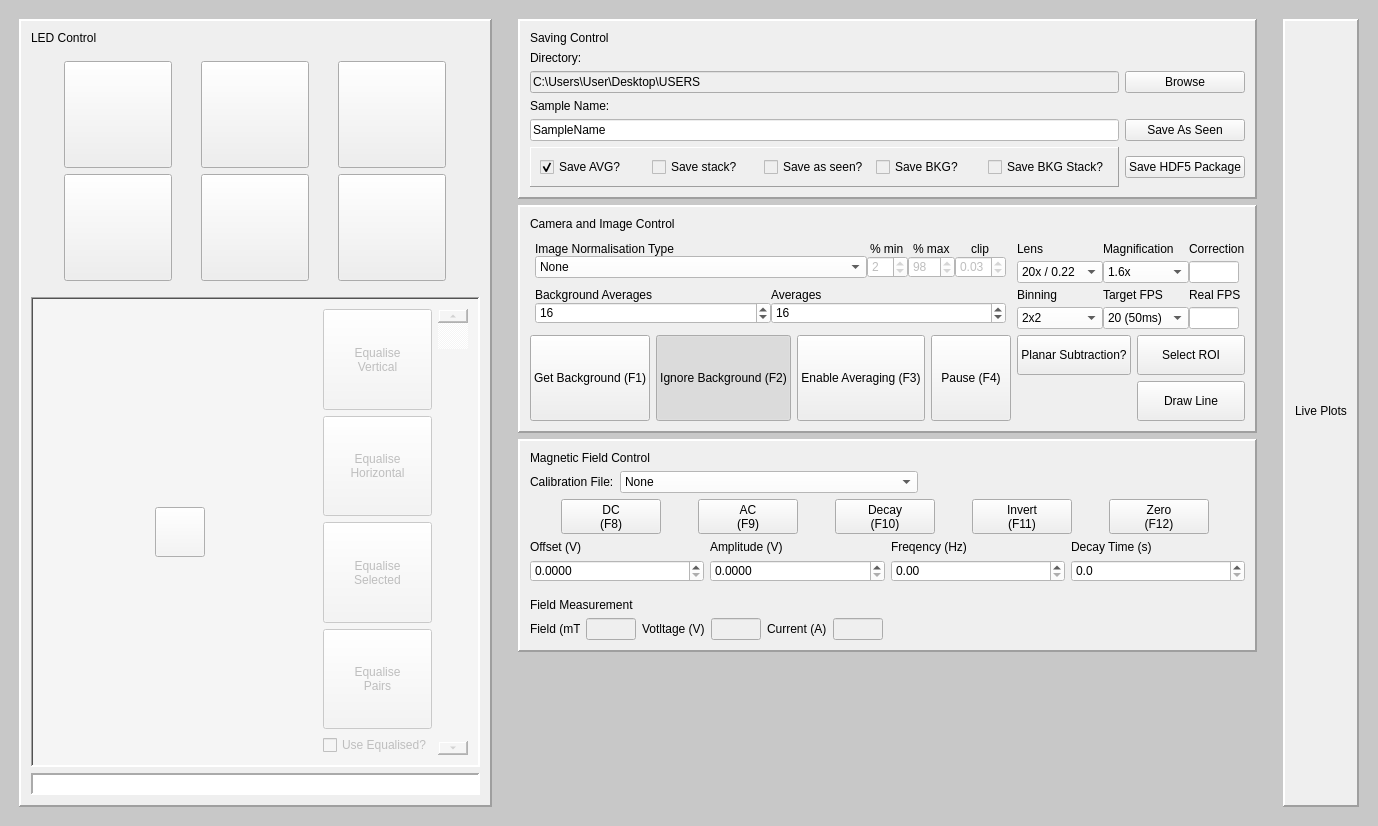
artiepoole/SpintronicsMOKE, file res/ArtieLab.ui: the form before one commit.
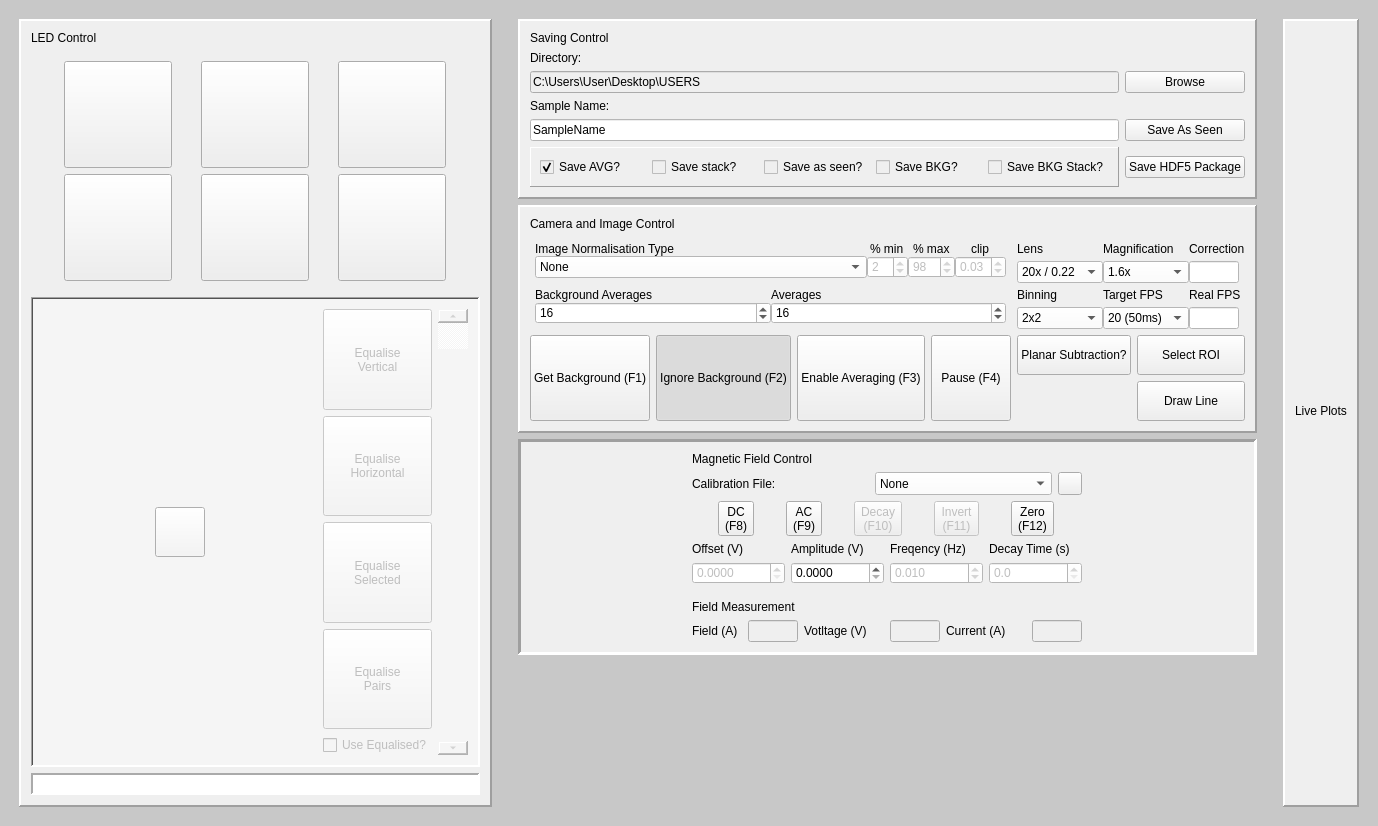
The form after the commit. Icons and pictures are not drawn.

Commit message: Added magnetic field control to main UI

What changed in the file:
```diff
--- a/res/ArtieLab.ui
+++ b/res/ArtieLab.ui
@@ -1752,10 +1752,10 @@
          <enum>QFrame::Panel</enum>
         </property>
         <property name="frameShadow">
-         <enum>QFrame::Raised</enum>
+         <enum>QFrame::Sunken</enum>
         </property>
         <property name="lineWidth">
-         <number>2</number>
+         <number>3</number>
         </property>
         <layout class="QGridLayout" name="MAGNETICFIELDOUTERLAYOUT">
          <property name="leftMargin">
@@ -1778,69 +1778,66 @@
            <item>
             <layout class="QHBoxLayout" name="MAGBUTTONHORZ">
              <item>
-              <widget class="QToolButton" name="toolButton">
-               <property name="minimumSize">
-                <size>
-                 <width>100</width>
-                 <height>0</height>
-                </size>
-               </property>
+              <widget class="QToolButton" name="button_DC_field">
                <property name="text">
                 <string>DC
 (F8)</string>
                </property>
+               <property name="checkable">
+                <bool>true</bool>
+               </property>
+               <property name="checked">
+                <bool>false</bool>
+               </property>
+               <property name="autoExclusive">
+                <bool>false</bool>
+               </property>
               </widget>
              </item>
              <item>
-              <widget class="QToolButton" name="toolButton_2">
-               <property name="minimumSize">
-                <size>
-                 <width>100</width>
-                 <height>0</height>
-                </size>
-               </property>
+              <widget class="QToolButton" name="button_AC_field">
                <property name="text">
                 <string>AC
 (F9)</string>
                </property>
+               <property name="checkable">
+                <bool>true</bool>
+               </property>
+               <property name="autoExclusive">
+                <bool>false</bool>
+               </property>
               </widget>
              </item>
              <item>
-              <widget class="QToolButton" name="toolButton_3">
-               <property name="minimumSize">
-                <size>
-                 <width>100</width>
-                 <height>0</height>
-                </size>
+              <widget class="QToolButton" name="button_decay_field">
+               <property name="enabled">
+                <bool>false</bool>
                </property>
                <property name="text">
                 <string>Decay
 (F10)</string>
                </property>
+               <property name="checkable">
+                <bool>true</bool>
+               </property>
               </widget>
              </item>
              <item>
-              <widget class="QToolButton" name="toolButton_5">
-               <property name="minimumSize">
-                <size>
-                 <width>100</width>
-                 <height>0</height>
-                </size>
+              <widget class="QToolButton" name="button_invert_field">
+               <property name="enabled">
+                <bool>false</bool>
                </property>
                <property name="text">
                 <string>Invert
 (F11)</string>
                </property>
+               <property name="checkable">
+                <bool>true</bool>
+               </property>
               </widget>
              </item>
              <item>
-              <widget class="QToolButton" name="toolButton_4">
-               <property name="minimumSize">
-                <size>
-                 <width>100</width>
-                 <height>0</height>
-                </size>
-               </property>
+              <widget class="QToolButton" name="button_zero_field">
                <property name="text">
                 <string>Zero
 (F12)</string>
@@ -1853,8 +1850,11 @@
             <layout class="QGridLayout" name="MAGSPINFORM">
              <item row="1" column="0">
               <widget class="QDoubleSpinBox" name="spin_mag_offset">
+               <property name="enabled">
+                <bool>false</bool>
+               </property>
                <property name="styleSheet">
-                <string notr="true">QWidget{background-color: rgb(255,255,255)}</string>
+                <string notr="true">background-color: rgb(255,255,255)</string>
                </property>
                <property name="decimals">
                 <number>4</number>
@@ -1868,25 +1868,34 @@
               </widget>
              </item>
              <item row="1" column="2">
-              <widget class="QDoubleSpinBox" name="spin_mag_Freq">
+              <widget class="QDoubleSpinBox" name="spin_mag_freq">
+               <property name="enabled">
+                <bool>false</bool>
+               </property>
                <property name="styleSheet">
-                <string notr="true">QWidget{background-color: rgb(255,255,255)}</string>
+                <string notr="true">background-color: rgb(255,255,255)</string>
                </property>
                <property name="decimals">
-                <number>2</number>
+                <number>3</number>
+               </property>
+               <property name="minimum">
+                <double>0.001000000000000</double>
                </property>
                <property name="maximum">
                 <double>100.000000000000000</double>
                </property>
                <property name="singleStep">
-                <double>0.100000000000000</double>
+                <double>0.010000000000000</double>
+               </property>
+               <property name="value">
+                <double>0.010000000000000</double>
                </property>
               </widget>
              </item>
              <item row="1" column="1">
               <widget class="QDoubleSpinBox" name="spin_mag_amplitude">
                <property name="styleSheet">
-                <string notr="true">QWidget{background-color: rgb(255,255,255)}</string>
+                <string notr="true">background-color: rgb(255,255,255)</string>
                </property>
                <property name="decimals">
                 <number>4</number>
@@ -1899,17 +1908,13 @@
                </property>
               </widget>
              </item>
-             <item row="0" column="0">
-              <widget class="QLabel" name="label_3">
-               <property name="text">
-                <string>Offset (V)</string>
-               </property>
-              </widget>
-             </item>
              <item row="1" column="3">
               <widget class="QDoubleSpinBox" name="spin_mag_decay">
+               <property name="enabled">
+                <bool>false</bool>
+               </property>
                <property name="styleSheet">
-                <string notr="true">QWidget{background-color: rgb(255,255,255)}</string>
+                <string notr="true">background-color: rgb(255,255,255)</string>
                </property>
                <property name="decimals">
                 <number>1</number>
@@ -1919,22 +1924,29 @@
                </property>
               </widget>
              </item>
+             <item row="0" column="0">
+              <widget class="QLabel" name="label_offset">
+               <property name="text">
+                <string>Offset (V)</string>
+               </property>
+              </widget>
+             </item>
              <item row="0" column="1">
-              <widget class="QLabel" name="label_4">
+              <widget class="QLabel" name="label_amplitude">
                <property name="text">
                 <string>Amplitude (V)</string>
                </property>
               </widget>
              </item>
              <item row="0" column="2">
-              <widget class="QLabel" name="label_5">
+              <widget class="QLabel" name="label_frequency">
                <property name="text">
                 <string>Freqency (Hz)</string>
                </property>
               </widget>
              </item>
              <item row="0" column="3">
-              <widget class="QLabel" name="label_6">
+              <widget class="QLabel" name="label_decay_time">
                <property name="text">
                 <string>Decay Time (s)</string>
                </property>
@@ -1989,65 +2001,21 @@
                <string>None</string>
               </property>
              </item>
-             <item>
-              <property name="text">
-               <string>Big perpendicular magnet - cone-shaped bolt</string>
-              </property>
-             </item>
-             <item>
-              <property name="text">
-               <string>Big perpendicular magnet - shallow bolt</string>
-              </property>
-             </item>
-             <item>
-              <property name="text">
-               <string>Perpendicular magnet - cone pole</string>
-              </property>
-             </item>
-             <item>
-              <property name="text">
-               <string>Perpendicular magnet - flat pole</string>
-              </property>
-             </item>
-             <item>
-              <property name="text">
-               <string>Rotatable magnet - high field pole shoes - big coil</string>
-              </property>
-             </item>
-             <item>
-              <property name="text">
-               <string>Rotatable magnet - no pole shoes - big coil</string>
-              </property>
-             </item>
-             <item>
-              <property name="text">
-               <string>Rotatable magnet - no pole shoes - small coil</string>
-              </property>
-             </item>
-             <item>
-              <property name="text">
-               <string>Rotatable magnet - split pole shoes - big coil</string>
-              </property>
-             </item>
-             <item>
-              <property name="text">
-               <string>Rotatable magnet - split pole shoes - small coil</string>
-              </property>
-             </item>
             </widget>
            </item>
            <item>
-            <spacer name="horizontalSpacer">
-             <property name="orientation">
-              <enum>Qt::Horizontal</enum>
+            <widget class="QToolButton" name="button_calibration_directory">
+             <property name="toolTip">
+              <string>&lt;html&gt;&lt;head/&gt;&lt;body&gt;&lt;p&gt;Choose Calibration Directory&lt;/p&gt;&lt;p&gt;&lt;br/&gt;&lt;/p&gt;&lt;/body&gt;&lt;/html&gt;</string>
              </property>
-             <property name="sizeHint" stdset="0">
-              <size>
-               <width>40</width>
-               <height>20</height>
-              </size>
+             <property name="text">
+              <string/>
              </property>
-            </spacer>
+             <property name="icon">
+              <iconset>
+               <normaloff>icons/Folder.png</normaloff>icons/Folder.png</iconset>
+             </property>
+            </widget>
            </item>
           </layout>
          </item>
@@ -2088,7 +2056,7 @@
               <number>0</number>
              </property>
              <item>
-              <widget class="QLabel" name="label_8">
+              <widget class="QLabel" name="label_measured_field">
                <property name="maximumSize">
                 <size>
                  <width>50</width>
@@ -2096,31 +2064,25 @@
                 </size>
                </property>
                <property name="text">
-                <string>Field (mT)</string>
+                <string>Field (A)</string>
                </property>
               </widget>
              </item>
              <item>
-              <widget class="QLineEdit" name="lineEdit">
+              <widget class="QLineEdit" name="line_measured_field">
                <property name="maximumSize">
                 <size>
                  <width>50</width>
                  <height>16777215</height>
                 </size>
                </property>
-               <property name="baseSize">
-                <size>
-                 <width>0</width>
-                 <height>5</height>
-                </size>
-               </property>
                <property name="readOnly">
                 <bool>true</bool>
                </property>
               </widget>
              </item>
              <item>
-              <widget class="QLabel" name="label_10">
+              <widget class="QLabel" name="label_measured_voltage">
                <property name="maximumSize">
                 <size>
                  <width>80</width>
@@ -2133,26 +2095,20 @@
               </widget>
              </item>
              <item>
-              <widget class="QLineEdit" name="lineEdit_3">
+              <widget class="QLineEdit" name="line_measured_voltage">
                <property name="maximumSize">
                 <size>
                  <width>50</width>
                  <height>16777215</height>
                 </size>
                </property>
-               <property name="baseSize">
-                <size>
-                 <width>0</width>
-                 <height>5</height>
-                </size>
-               </property>
                <property name="readOnly">
                 <bool>true</bool>
                </property>
               </widget>
              </item>
              <item>
-              <widget class="QLabel" name="label_9">
+              <widget class="QLabel" name="label_measured_current">
                <property name="maximumSize">
                 <size>
                  <width>80</width>
@@ -2165,37 +2121,18 @@
               </widget>
              </item>
              <item>
-              <widget class="QLineEdit" name="lineEdit_2">
+              <widget class="QLineEdit" name="line_measured_current">
                <property name="maximumSize">
                 <size>
                  <width>50</width>
                  <height>16777215</height>
                 </size>
                </property>
-               <property name="baseSize">
-                <size>
-                 <width>0</width>
-                 <height>5</height>
-                </size>
-               </property>
                <property name="readOnly">
                 <bool>true</bool>
                </property>
               </widget>
              </item>
-             <item>
-              <spacer name="horizontalSpacer_2">
-               <property name="orientation">
-                <enum>Qt::Horizontal</enum>
-               </property>
-               <property name="sizeHint" stdset="0">
-                <size>
-                 <width>40</width>
-                 <height>20</height>
-                </size>
-               </property>
-              </spacer>
-             </item>
             </layout>
            </item>
           </layout>
```
The commit also changes 5 other files.
